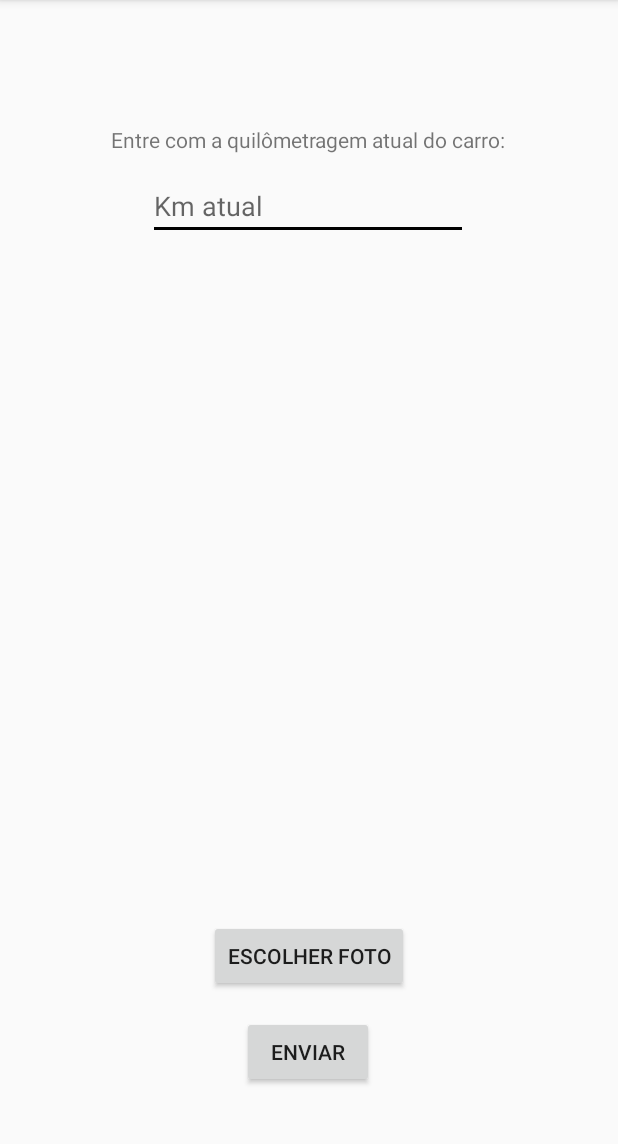
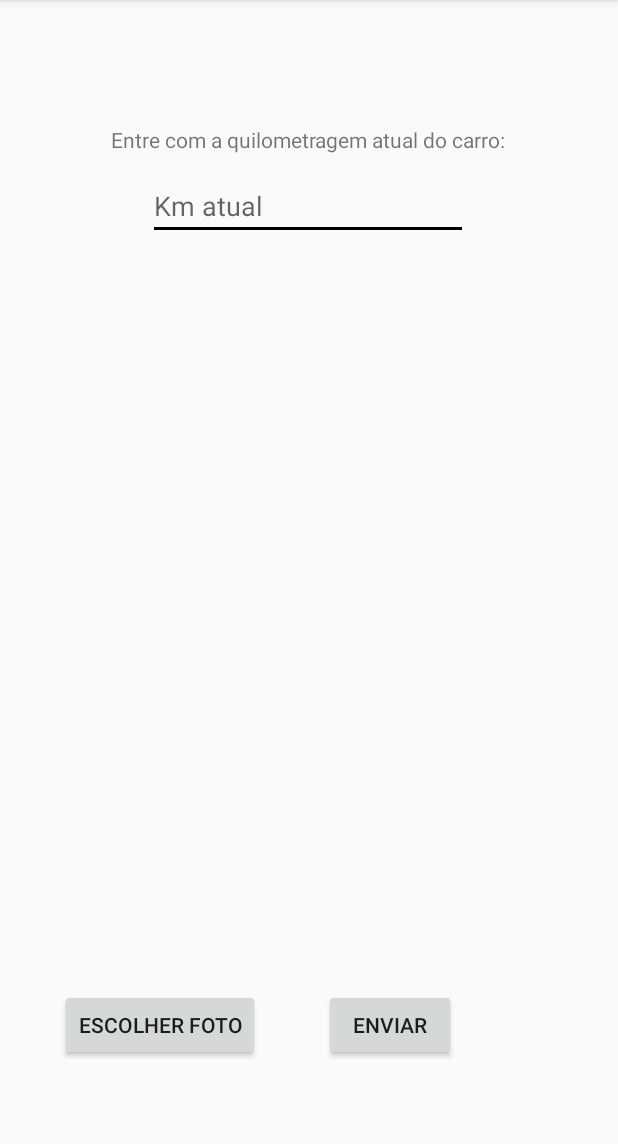
Before and after one commit to ProjetodeExtensao-JAVA/JavaProject, an Android app: the usuario_logado screen opened directly, with no data from a screen before it, on a phone screen of 412 x 824 dp, the part 84-1228 px from its top. Run offline under Robolectric (Android 15) with nearby library versions, the phone set to English and light mode, and no system bars; 3 statements that could not run were skipped.

Commit message:
fotos aparecendo, ainda não são enviadas ao banco, mas já existe a tabela

```diff
--- a/APP Mobile - Android Studio/app/src/main/res/layout/activity_usuario_logado.xml
+++ b/APP Mobile - Android Studio/app/src/main/res/layout/activity_usuario_logado.xml
@@ -43,51 +43,80 @@
         android:id="@+id/idEnviar"
         android:layout_width="wrap_content"
         android:layout_height="wrap_content"
-        android:layout_marginTop="16dp"
+        android:layout_marginEnd="108dp"
         android:onClick="updateKm"
         android:text="Enviar"
+        app:layout_constraintBottom_toBottomOf="parent"
         app:layout_constraintEnd_toEndOf="parent"
-        app:layout_constraintHorizontal_bias="0.498"
-        app:layout_constraintStart_toStartOf="parent"
-        app:layout_constraintTop_toBottomOf="@+id/btnCarregarFoto" />
+        app:layout_constraintTop_toBottomOf="@+id/linearLayoutImagensBottom" />
 
     <Button
         android:id="@+id/btnCarregarFoto"
         android:layout_width="wrap_content"
         android:layout_height="wrap_content"
-        android:layout_marginTop="16dp"
+        android:layout_marginStart="40dp"
+        android:layout_marginEnd="125dp"
         android:src="@android:drawable/ic_menu_search"
         android:text="Escolher foto"
-        app:layout_constraintEnd_toEndOf="parent"
+        app:layout_constraintBottom_toBottomOf="parent"
+        app:layout_constraintEnd_toStartOf="@+id/idEnviar"
+        app:layout_constraintHorizontal_bias="0.0"
         app:layout_constraintStart_toStartOf="parent"
-        app:layout_constraintTop_toBottomOf="@+id/linearLayoutImagens" />
+        app:layout_constraintTop_toBottomOf="@+id/linearLayoutImagensBottom" />
 
     <TextView
         android:id="@+id/textView4"
         android:layout_width="wrap_content"
         android:layout_height="wrap_content"
         android:layout_marginTop="20dp"
-        android:text="Entre com a quilômetragem atual do carro:"
+        android:text="Entre com a quilometragem atual do carro:"
         app:layout_constraintEnd_toEndOf="parent"
         app:layout_constraintHorizontal_bias="0.496"
         app:layout_constraintStart_toStartOf="parent"
         app:layout_constraintTop_toBottomOf="@+id/placaCarro" />
 
     <LinearLayout
-        android:id="@+id/linearLayoutImagens"
+        android:id="@+id/linearLayoutImagensTop"
         android:layout_width="409dp"
-        android:layout_height="436dp"
+        android:layout_height="218dp"
         android:layout_marginTop="1dp"
         android:orientation="horizontal"
         app:layout_constraintTop_toBottomOf="@+id/idQuilometragem"
         tools:layout_editor_absoluteX="1dp">
 
         <ImageView
-            android:id="@+id/receberFoto"
-            android:layout_width="wrap_content"
-            android:layout_height="wrap_content"
+            android:id="@+id/imagemSuperior1"
+            android:layout_width="0dp"
+            android:layout_height="match_parent"
+            android:layout_weight="1" />
+
+        <ImageView
+            android:id="@+id/imagemSuperior2"
+            android:layout_width="0dp"
+            android:layout_height="match_parent"
             android:layout_weight="1" />
     </LinearLayout>
 
+    <LinearLayout
+        android:id="@+id/linearLayoutImagensBottom"
+        android:layout_width="409dp"
+        android:layout_height="218dp"
+        android:layout_marginTop="1dp"
+        android:orientation="horizontal"
+        app:layout_constraintTop_toBottomOf="@+id/linearLayoutImagensTop"
+        tools:layout_editor_absoluteX="1dp">
+
+        <ImageView
+            android:id="@+id/imagemInferior1"
+            android:layout_width="0dp"
+            android:layout_height="match_parent"
+            android:layout_weight="1" />
+
+        <ImageView
+            android:id="@+id/imagemInferior2"
+            android:layout_width="0dp"
+            android:layout_height="match_parent"
+            android:layout_weight="1" />
+    </LinearLayout>
 
 </androidx.constraintlayout.widget.ConstraintLayout>
```
Also changed, not shown: APP Mobile - Android Studio/app/src/main/java/com/example/mobileapp/Actvities/telas/usuario_logado.java (+40 -8 lines).
